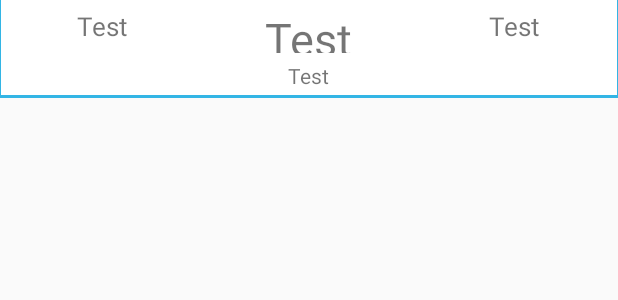
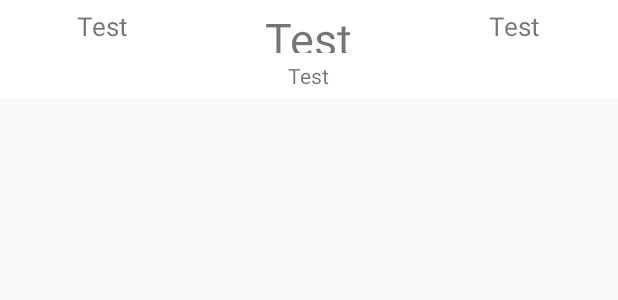
Before and after one commit to ShimonaJ/P3_repository, an Android app: the layout scores_list_item.xml on its own in the app's theme, with its tools: preview values and no code run, on a phone screen of 412 x 824 dp. Shown: the top 300 px of the screen. Run offline under Robolectric (Android 15) with nearby library versions, the phone set to English and light mode, and no system bars.

Commit message:
Implemented Material

```diff
--- a/app/src/main/java/barqsoft/footballscores/service/myFetchService.java
+++ b/app/src/main/java/barqsoft/footballscores/service/myFetchService.java
@@ -47,6 +47,7 @@ public class myFetchService extends IntentService
 
     private void getData (String timeFrame)
     {
+
         //Creating fetch URL
         final String BASE_URL = "http://api.football-data.org/alpha/fixtures"; //Base URL
         final String QUERY_TIME_FRAME = "timeFrame"; //Time Frame parameter to determine days
@@ -54,7 +55,7 @@ public class myFetchService extends IntentService
 
         Uri fetch_build = Uri.parse(BASE_URL).buildUpon().
                 appendQueryParameter(QUERY_TIME_FRAME, timeFrame).build();
-        //Log.v(LOG_TAG, "The url we are looking at is: "+fetch_build.toString()); //log spam
+        Log.v(LOG_TAG, "The url we are looking at is: "+fetch_build.toString()); //log spam
         HttpURLConnection m_connection = null;
         BufferedReader reader = null;
         String JSON_data = null;
--- a/app/src/main/res/drawable/list_item.xml
+++ b/app/src/main/res/drawable/list_item.xml
@@ -3,11 +3,11 @@
     <item >
         <shape
             android:shape="rectangle">
-            <solid android:color="@android:color/holo_blue_light" />
+            <solid android:color="@android:color/white" />
             <corners android:radius="0dp"/>
         </shape>
     </item>
-    <item android:right="1dp" android:left="1dp" android:bottom="2dp">
+    <item android:right="1dp" android:left="1dp" android:bottom="1dp">
         <shape
             android:shape="rectangle">
             <solid android:color="@android:color/white"/>
--- a/app/src/main/res/layout/detail_fragment.xml
+++ b/app/src/main/res/layout/detail_fragment.xml
@@ -5,7 +5,7 @@
     <LinearLayout
         android:layout_width="match_parent"
         android:layout_height="wrap_content"
-        android:layout_marginTop="20dp">
+        android:layout_marginTop="@dimen/activity_vertical_margin">
         <TextView
             android:layout_width="wrap_content"
             android:layout_height="wrap_content"
--- a/app/src/main/res/layout/fragment_main.xml
+++ b/app/src/main/res/layout/fragment_main.xml
@@ -8,7 +8,8 @@
         <ListView
             android:layout_width="match_parent"
             android:layout_height="match_parent" android:padding="16dp"
-            android:id = "@+id/scores_list"
+            android:id = "@+id/scores_list" android:divider="@android:color/transparent"
+            android:dividerHeight="10.0sp"
 
 
             />
```
